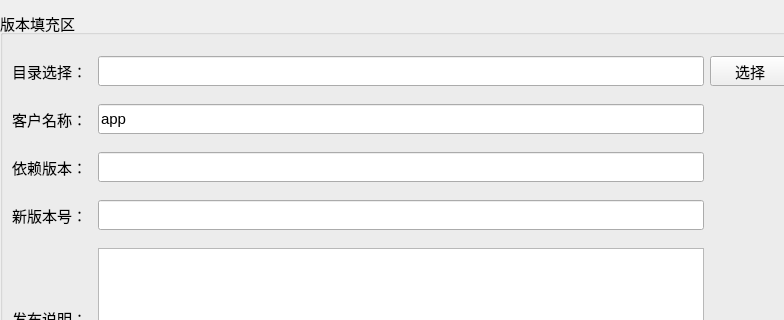
The window that app_pack/home/home_workwid.ui (ChinaClever/MPro-Tools) describes before a commit, drawn with Qt 5; both pictures show x 0 to 784 and y 0 to 320 of the 1108 by 413 pixel window.
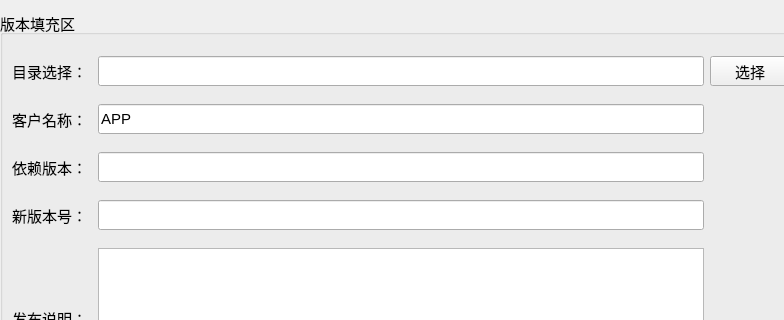
The same window after the commit.

What changed in the file:
```diff
--- a/app_pack/home/home_workwid.ui
+++ b/app_pack/home/home_workwid.ui
@@ -127,7 +127,7 @@
          </size>
         </property>
         <property name="text">
-         <string>app</string>
+         <string>APP</string>
         </property>
        </widget>
       </item>
```
